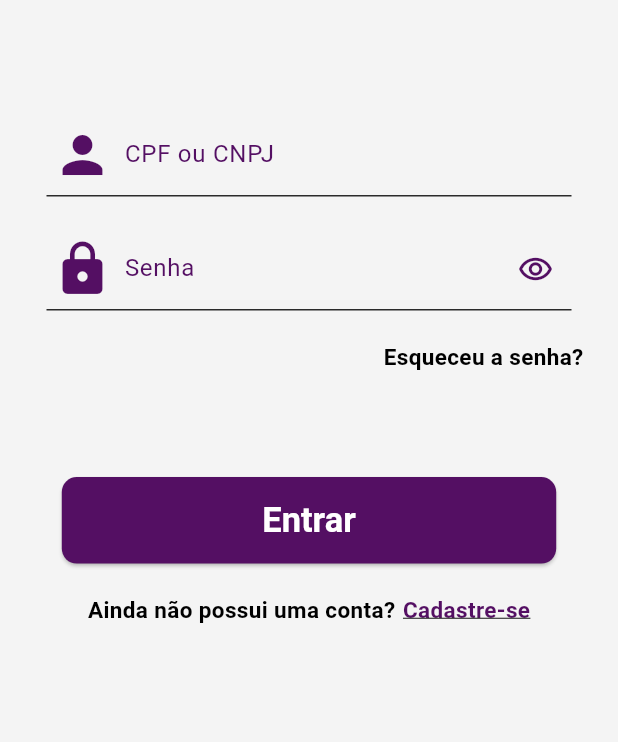
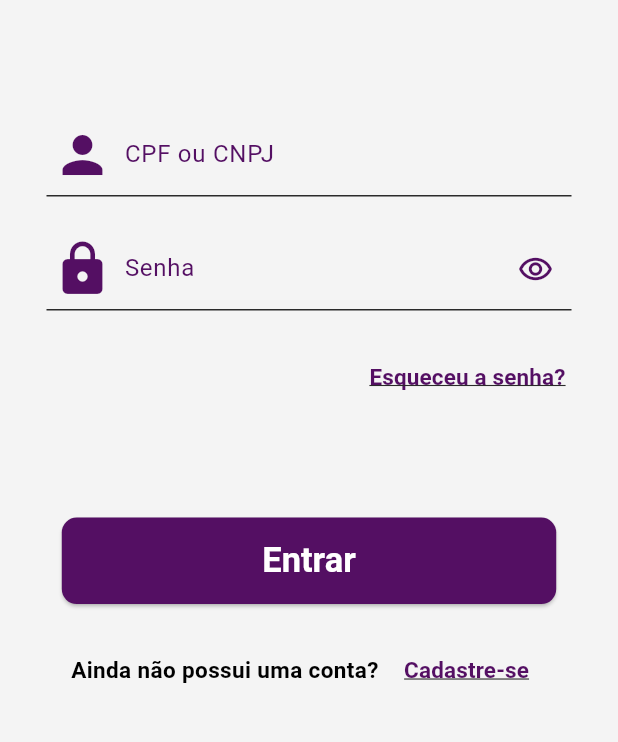
Before and after one commit to PietroBlackDev/Projeto-Estaciona-Facil, a Flutter app: the EfetuarLogin screen opened directly, on a phone screen of 412 x 824 dp, the part 315-1057 px from its top. Run offline on Flutter 3.47's test engine with Material 3 defaults, Android fonts, the phone set to English and light mode, and no system bars; our stand-ins replace google_fonts, lottie; Roboto replaces fonts that are missing (Ubuntu).

Commit message:
Inicio dos Fluxos
Fluxos do inicio, cadastro e recuperação de senha

```diff
--- a/lib/my_app.dart
+++ b/lib/my_app.dart
@@ -1,7 +1,8 @@
+import 'package:estaciona_facil/pages/Fluxo_Manu/fluxo_login/inicio.dart';
 import 'package:estaciona_facil/themes/theme.dart';
 import 'package:flutter/material.dart';
 
-import 'pages/my_home_page.dart';
+
 
 class MyApp extends StatelessWidget {
   const MyApp({super.key});
@@ -12,7 +13,7 @@ class MyApp extends StatelessWidget {
       title: 'Flutter Demo',
       theme: myTheme,
       debugShowCheckedModeBanner: false,
-      home: MyHomePage(title: 'Home'),
+      home: Inicio(),
     );
   }
 }
--- a/lib/pages/Fluxo_Manu/fluxo_login/efetuar_login.dart
+++ b/lib/pages/Fluxo_Manu/fluxo_login/efetuar_login.dart
@@ -1,5 +1,7 @@
 import 'package:estaciona_facil/components/botao_basico.dart';
+import 'package:estaciona_facil/pages/Fluxo_Joao/cadastro_um.dart';
 import 'package:estaciona_facil/pages/Fluxo_Manu/fluxo_login/home.dart';
+import 'package:estaciona_facil/pages/Fluxo_Manu/fluxo_recuperar.dart/recuperar_senha.dart';
 import 'package:flutter/material.dart';
 import 'package:google_fonts/google_fonts.dart';
 
@@ -84,13 +86,20 @@ class _EfetuarLoginState extends State<EfetuarLogin> {
                   crossAxisAlignment: CrossAxisAlignment.center,
                   mainAxisAlignment: MainAxisAlignment.end,
                   children: [
-                    Text(
+                    TextButton(
+                        onPressed: () {
+                          Navigator.push(context,
+                          MaterialPageRoute(builder: (context) => RecuperarSenha()),);
+                        },
+                      child: Text(
                         'Esqueceu a senha?',
                           style: TextStyle(
                             fontSize: 15,
-                        color: Colors.black,
+                            color: Color(0xff540F63),
                             fontWeight: FontWeight.bold,
                             fontFamily: GoogleFonts.ubuntu().fontFamily,
+                            decoration: TextDecoration.underline,
+                        ),
                       ),
                     ),
                   ],
@@ -117,7 +126,12 @@ class _EfetuarLoginState extends State<EfetuarLogin> {
                           fontFamily: GoogleFonts.ubuntu().fontFamily,
                         ),
                       ),
-                      Text(
+                      TextButton(
+                        onPressed: () {
+                          Navigator.push(context,
+                          MaterialPageRoute(builder: (context) => Cadastroum()),);
+                        },
+                        child: Text(
                           'Cadastre-se',
                           style: TextStyle(
                             fontSize: 15,
@@ -125,6 +139,7 @@ class _EfetuarLoginState extends State<EfetuarLogin> {
                             fontWeight: FontWeight.bold,
                             fontFamily: GoogleFonts.ubuntu().fontFamily,
                             decoration: TextDecoration.underline,
+                          ),
                         ),
                       )
                     ],
```
Lines whose indentation alone changed are shown as unchanged.
